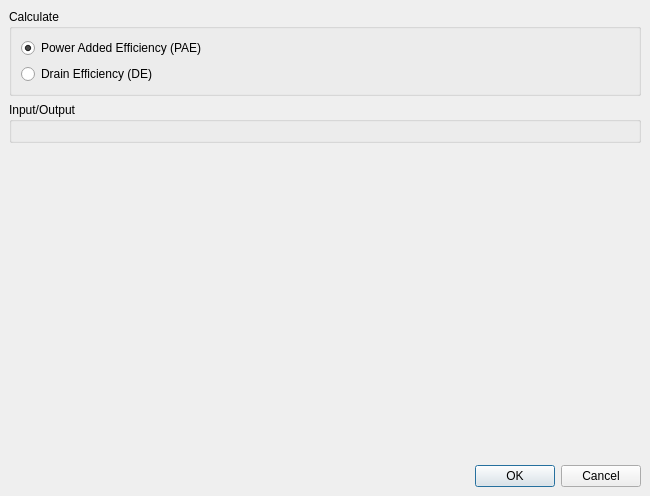
First picture: the form in app/mainwindow.ui, repository Terrabits/PAE, before the edit.
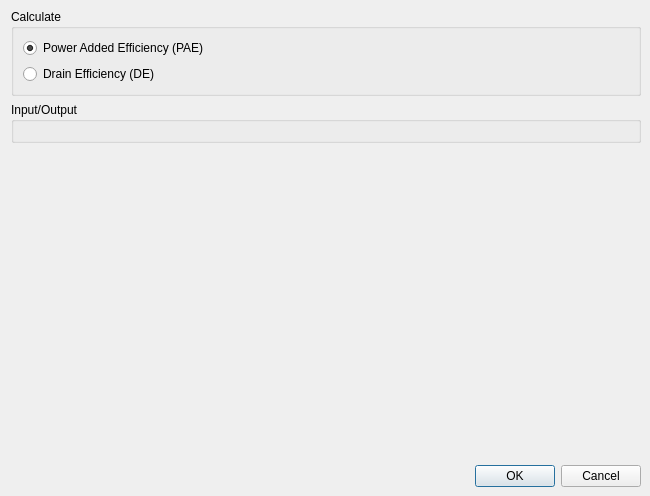
Second picture: the form after the edit. Custom widgets are drawn as their Qt base class.

The edit to the form file:
```diff
--- a/app/mainwindow.ui
+++ b/app/mainwindow.ui
@@ -14,7 +14,10 @@
    <string>MainWindow</string>
   </property>
   <widget class="QWidget" name="centralwidget">
-   <layout class="QVBoxLayout" name="verticalLayout" stretch="0,0,0,0,0,0">
+   <layout class="QVBoxLayout" name="verticalLayout" stretch="0,0,0,1,1,0">
+    <property name="leftMargin">
+     <number>11</number>
+    </property>
     <item>
      <widget class="QGroupBox" name="groupBox">
       <property name="title">
```
